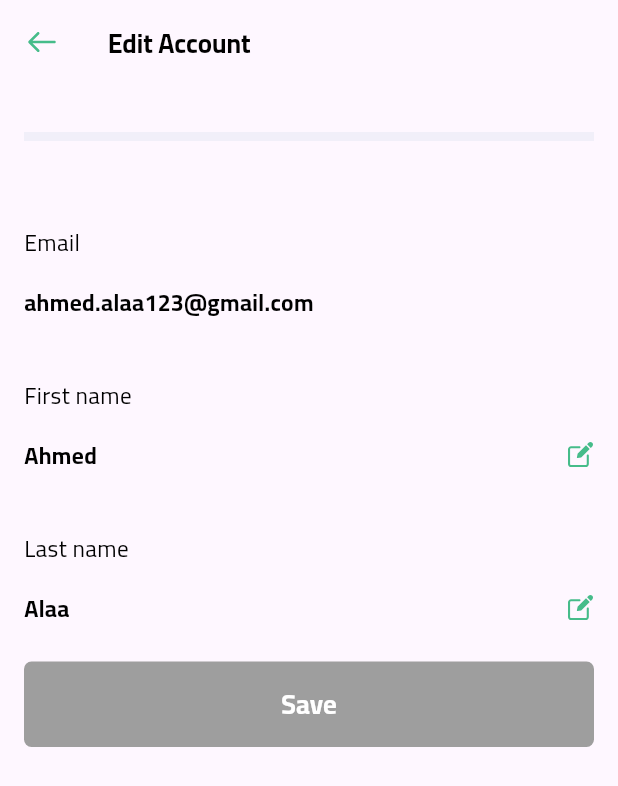
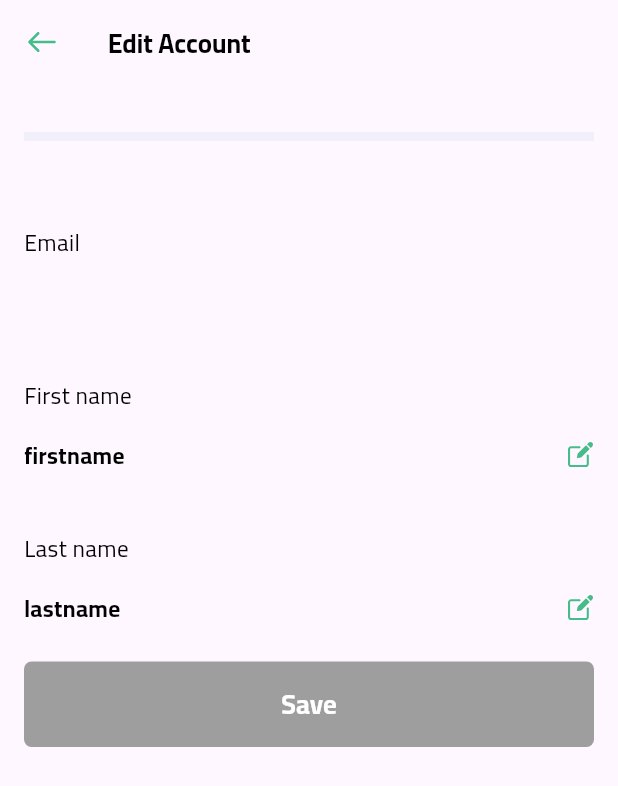
Before and after one commit to abdelrahman3003/digiFly-task, a Flutter app: the EditAcountView screen opened by its route, on a phone screen of 412 x 824 dp. Shown: the top 786 px of the screen. Run offline on Flutter 3.47's test engine with Material 3 defaults, Android fonts, the phone set to English and light mode, and no system bars; our stand-ins replace bloc, firebase_auth, firebase_core, flutter_bloc, flutter_screenutil, flutter_svg and 1 more; accounts and stored records are empty.

Commit message:
problem solving in statemangements in home logic

```diff
--- a/lib/core/utils/app_routes.dart
+++ b/lib/core/utils/app_routes.dart
@@ -14,13 +14,13 @@ class AppRoutes {
   static const String homeView = '/homepage';
   static const String editAccountView = '/editAccountView';
   static HomeCubit homeCubit = HomeCubit();
-  SigninCubit signinCubit = SigninCubit();
+
   static Route generateRoute(RouteSettings setting) {
     switch (setting.name) {
       case singinView:
         return MaterialPageRoute(
           builder: (context) => BlocProvider<SigninCubit>.value(
-            value: SigninCubit(),
+            value: SigninCubit(homeCubit),
             child: const SigninView(),
           ),
         );
--- a/lib/features/auth/presentation/controller/signin/signin_cubit.dart
+++ b/lib/features/auth/presentation/controller/signin/signin_cubit.dart
@@ -2,6 +2,7 @@ import 'dart:developer';
 
 import 'package:bloc/bloc.dart';
 import 'package:digifly/core/utils/sharded_pref.dart';
+import 'package:digifly/features/home/presentation/controller/home/home_cubit.dart';
 import 'package:firebase_auth/firebase_auth.dart';
 import 'package:flutter/material.dart';
 import 'package:meta/meta.dart';
@@ -9,8 +10,8 @@ import 'package:meta/meta.dart';
 part 'signin_state.dart';
 
 class SigninCubit extends Cubit<SigninState> {
-  SigninCubit() : super(SigninInitial());
-
+  SigninCubit(this.homeCubit) : super(SigninInitial());
+  final HomeCubit homeCubit;
   final FirebaseAuth auth = FirebaseAuth.instance;
   UserCredential? userCredential;
   String? errorMessege;
--- a/lib/features/auth/presentation/view/widget/continue_with_google.dart
+++ b/lib/features/auth/presentation/view/widget/continue_with_google.dart
@@ -1,3 +1,4 @@
+import 'package:digifly/generated/l10n.dart';
 import 'package:flutter/material.dart';
 import 'package:flutter_svg/svg.dart';
 
@@ -20,7 +21,7 @@ class ContinueWithGoogle extends StatelessWidget {
             Expanded(
               child: Center(
                 child: Text(
-                  "Contiue with Google",
+                  S.of(context).contiue_with_google,
                   style: AppStyle.style14font700black,
                 ),
               ),
--- a/lib/features/home/presentation/controller/home/home_cubit.dart
+++ b/lib/features/home/presentation/controller/home/home_cubit.dart
@@ -19,12 +19,14 @@ class HomeCubit extends Cubit<HomeState> {
   bool isEditeLastName = false;
   late String initialFirstName;
   late String initialLastName;
+  String? email;
   inilData() {
     checkLoginStatus();
-    initialFirstName = "Ahmed";
-    initialLastName = "Alaa";
+    initialFirstName = "firstname";
+    initialLastName = "lastname";
     firstNameController = TextEditingController(text: initialFirstName);
     lastNameController = TextEditingController(text: initialLastName);
+    email = user?.email;
   }
 
   checkLoginStatus() async {
@@ -43,6 +45,7 @@ class HomeCubit extends Cubit<HomeState> {
       await auth.signOut();
       AppService.sharedPreferences.setString(ShardedPrefKey.step, "0");
       emit(HomeLogOutSucess());
+      resetToInitialState();
     } catch (e) {
       emit(HomeLogOutFailed());
     }
@@ -71,4 +74,8 @@ class HomeCubit extends Cubit<HomeState> {
     await Future.delayed(const Duration(milliseconds: 800));
     emit(HomeSaveDataSucess());
   }
+
+  void resetToInitialState() {
+    emit(HomeInitial());
+  }
 }
--- a/lib/features/home/presentation/view/widget/setting/edit_account/edit_acount_view.dart
+++ b/lib/features/home/presentation/view/widget/setting/edit_account/edit_acount_view.dart
@@ -46,7 +46,7 @@ class EditAcountView extends StatelessWidget {
                 const SizedBox(height: 40),
                 EditAccountItem(
                     title: S.of(context).email,
-                    subtitle: "ahmed.alaa123@gmail.com"),
+                    subtitle: cubit.email??""),
                 const SizedBox(height: 40),
                 BlocBuilder<HomeCubit, HomeState>(
                   buildWhen: (previous, current) =>
@@ -114,25 +114,25 @@ class EditAcountView extends StatelessWidget {
                       return SizedBox(
                           width: double.infinity,
                           child: AppButton(
-                            title: "Save",
+                            title: S.of(context).save,
                             color: AppColors.primaryColor,
                             onPressed: () {
                               cubit.saveData();
                             },
                           ));
                     } else if (state is HomeSaveDataLoading) {
-                      return const SizedBox(
+                      return  SizedBox(
                           width: double.infinity,
                           child: AppButton(
-                            title: "Save",
+                            title: S.of(context).save,
                             color: AppColors.primaryColor,
                             isLoading: true,
                           ));
                     }
-                    return const SizedBox(
+                    return  SizedBox(
                         width: double.infinity,
                         child: AppButton(
-                          title: "Save",
+                          title: S.of(context).save,
                           color: Colors.grey,
                         ));
                   },
--- a/lib/features/home/presentation/view/widget/setting/setting_view.dart
+++ b/lib/features/home/presentation/view/widget/setting/setting_view.dart
@@ -24,6 +24,7 @@ class SettingView extends StatelessWidget {
     return Scaffold(
       appBar: AppBar(
         centerTitle: true,
+        leading: const SizedBox(),
         title: Text(
           S.of(context).setting,
           style: AppStyle.style16font700black,
@@ -41,15 +42,14 @@ class SettingView extends StatelessWidget {
                 builder: (context, state) {
                   if (state is HomeSaveDataSucess) {
                     return UserListTile(
-                      firstNmae: cubit.initialFirstName,
-                      lastNmae: cubit.initialLastName,
-                      subtitle: "ahmed.alaa123@gmail.com",
-                    );
+                        firstNmae: cubit.initialFirstName,
+                        lastNmae: cubit.initialLastName,
+                        subtitle: cubit.email ?? "");
                   }
                   return UserListTile(
                     firstNmae: cubit.initialFirstName,
                     lastNmae: cubit.initialLastName,
-                    subtitle: "ahmed.alaa123@gmail.com",
+                    subtitle: cubit.email ?? "",
                   );
                 },
               ),
--- a/lib/features/home/presentation/view/widget/text_editor/text_editor_view.dart
+++ b/lib/features/home/presentation/view/widget/text_editor/text_editor_view.dart
@@ -40,6 +40,7 @@ class _TextEditorViewState extends State<TextEditorView> {
     return Scaffold(
         appBar: AppBar(
           centerTitle: true,
+          leading: const SizedBox(),
           title: Text(
             S.of(context).text_editor,
             style: AppStyle.style16font700black,
--- a/lib/l10n/intl_ar.arb
+++ b/lib/l10n/intl_ar.arb
@@ -37,6 +37,7 @@
     "english":"الإنجليزية" ,
     "arabic": "العربية",
     "change_language":"تغيير اللغة" ,
-    "select_language":"اختار اللغة"
+    "select_language":"اختار اللغة" ,
+    "save":"حفظ"
 
 }
--- a/lib/l10n/intl_en.arb
+++ b/lib/l10n/intl_en.arb
@@ -37,6 +37,7 @@
     "english":"English" ,
     "arabic": "Arabic",
     "change_language":"Change Languag" ,
-    "select_language":"Select Language"
+    "select_language":"Select Language" ,
+    "save":"Save"
 
 }
```
Also changed, not shown: lib/features/home/presentation/view/home_view.dart (+80 -25 lines), lib/features/home/presentation/view/widget/home_details/home_body.dart (deleted, +0 -89 lines), lib/generated/intl/messages_ar.dart, lib/generated/intl/messages_en.dart, lib/generated/l10n.dart.
